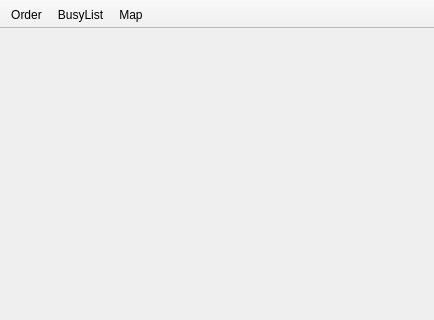
Old version of the form mainwindow.ui in the repository CoolManXD/TaxiPark-CourseWorkOOP-QT; both pictures show x 0 to 434 and y 0 to 320 of the 434 by 720 pixel window.
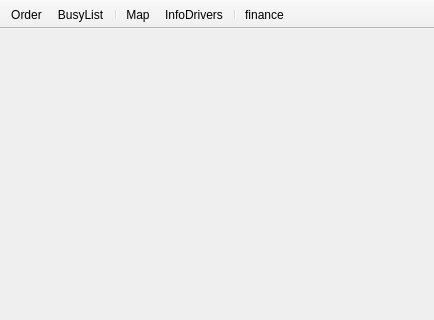
New version of the form. Icons and pictures are not drawn.

```diff
--- a/mainwindow.ui
+++ b/mainwindow.ui
@@ -105,7 +105,11 @@
    </attribute>
    <addaction name="actionOrder"/>
    <addaction name="actionBusyList"/>
+   <addaction name="separator"/>
    <addaction name="actionMapTown"/>
+   <addaction name="actionactionInfoDrivers"/>
+   <addaction name="separator"/>
+   <addaction name="actionFinance"/>
   </widget>
   <widget class="QMenuBar" name="menuBar">
    <property name="geometry">
@@ -147,6 +151,24 @@
     <string>Map</string>
    </property>
   </action>
+  <action name="actionactionInfoDrivers">
+   <property name="icon">
+    <iconset resource="Resources.qrc">
+     <normaloff>:/data/dataBase/iconInfo.png</normaloff>:/data/dataBase/iconInfo.png</iconset>
+   </property>
+   <property name="text">
+    <string>InfoDrivers</string>
+   </property>
+  </action>
+  <action name="actionFinance">
+   <property name="icon">
+    <iconset resource="Resources.qrc">
+     <normaloff>:/data/dataBase/iconFinancial.png</normaloff>:/data/dataBase/iconFinancial.png</iconset>
+   </property>
+   <property name="text">
+    <string>finance</string>
+   </property>
+  </action>
  </widget>
  <resources>
   <include location="Resources.qrc"/>
```
Left out of the diff: 4 changed lines with no effect on the pictures.
